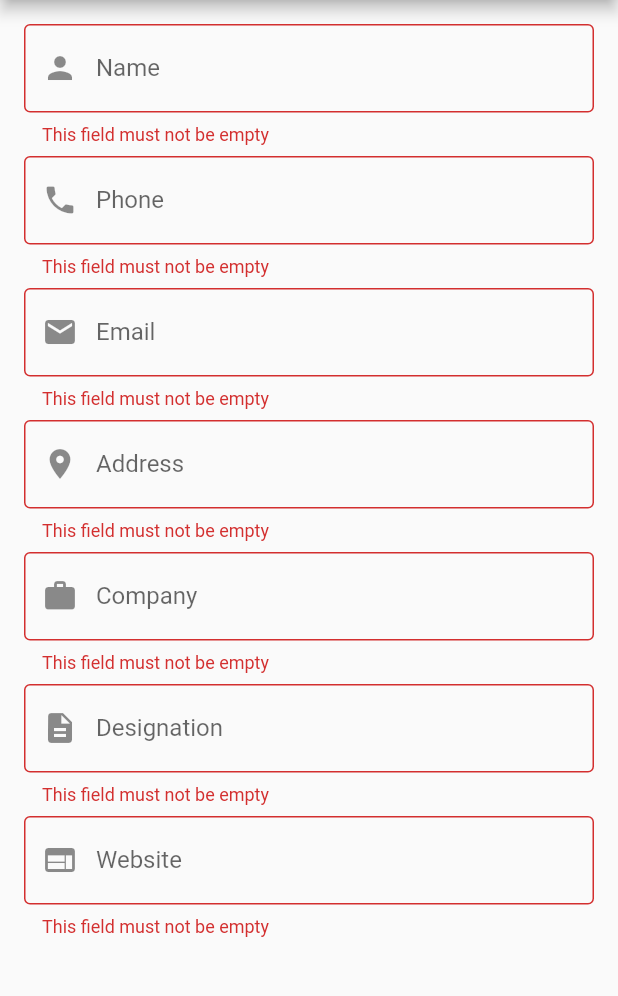
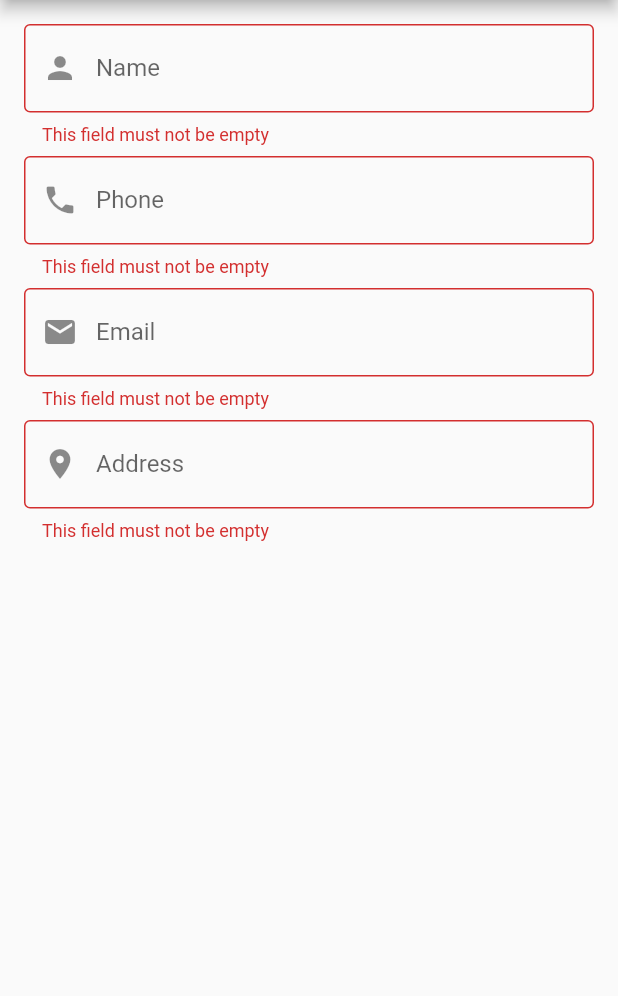
Before and after one commit to Ibrahim-K98han/flutter_contact_app, a Flutter app: the NewContactPage screen opened by its route, after a tap on the "save" icon, on a phone screen of 412 x 824 dp, the part 84-1080 px from its top. Run offline on Flutter 3.47's test engine with Material 2 defaults, Android fonts, the phone set to English and light mode, and no system bars.

Commit message:
new input field remove and add

```diff
--- a/lib/models/contact_model.dart
+++ b/lib/models/contact_model.dart
@@ -1,13 +1,24 @@
+const String tableContact = 'tbl_contact';
+const String tableContactColId = 'id';
+const String tableContactColName = 'name';
+const String tableContactColNumber = 'number';
+const String tableContactColEmail = 'email';
+const String tableContactColAddress = 'address';
+const String tableContactColDob = 'dob';
+const String tableContactColGender = 'gender';
+const String tableContactColImage = 'image';
+const String tableContactColFavorite = 'favorite';
+
 class ContactModel {
   int? id;
   String name;
   String number;
   String? email;
   String? address;
-  String? company;
-  String? designation;
-  String? website;
-  bool isFavorite;
+  String? dob;
+  String? gender;
+  String? image;
+  bool favorite;
 
   ContactModel(
       {this.id,
@@ -15,21 +26,53 @@ class ContactModel {
       required this.number,
       this.email,
       this.address,
-      this.company,
-      this.designation,
-      this.website,
-      this.isFavorite = false});
+      this.dob,
+      this.gender,
+      this.image,
+      this.favorite = false
+      });
+
+  Map<String, dynamic> toMap(){
+    var map = <String, dynamic>{
+      tableContactColName : name,
+      tableContactColNumber : number,
+      tableContactColEmail : email,
+      tableContactColAddress : address,
+      tableContactColDob : dob,
+      tableContactColGender : image,
+      tableContactColFavorite : favorite ? 1 : 0
+    };
+    if(id!=null){
+      map[tableContactColId] = id;
+    }
+
+    return map;
+  }
+
+  factory ContactModel.fromMap(Map<String, dynamic>map) => ContactModel(
+    id: map[tableContactColId],
+    name: map[tableContactColName],
+    number: map[tableContactColNumber],
+    email: map[tableContactColEmail],
+    address: map[tableContactColAddress],
+    dob: map[tableContactColDob],
+    gender: map[tableContactColGender],
+    image: map[tableContactColImage],
+    favorite: map[tableContactColFavorite] == 1 ? true : false,
+  );
 
   @override
   String toString() {
-    return 'ContactModel{id: $id, '
+    return 'ContactModel{'
+        'id: $id, '
         'name: $name, '
         'number: $number, '
         'email: $email, '
         'address: $address, '
-        'company: $company, '
-        'designation: $designation, '
-        'website: $website, '
-        'isFavorite: $isFavorite}';
+        'dob: $dob, '
+        'gender: $gender, '
+        'image: $image, '
+        'isFavorite: $favorite'
+        '}';
   }
 }
--- a/lib/pages/new_contact_page.dart
+++ b/lib/pages/new_contact_page.dart
@@ -13,9 +13,6 @@ class _NewContactPageState extends State<NewContactPage> {
   final numberController = TextEditingController();
   final emailController = TextEditingController();
   final addressController = TextEditingController();
-  final companyController = TextEditingController();
-  final designationController = TextEditingController();
-  final websiteController = TextEditingController();
 
   final from_key = GlobalKey<FormState>();
 
@@ -26,9 +23,6 @@ class _NewContactPageState extends State<NewContactPage> {
     numberController.dispose();
     emailController.dispose();
     addressController.dispose();
-    companyController.dispose();
-    designationController.dispose();
-    websiteController.dispose();
     super.dispose();
   }
 
@@ -112,51 +106,6 @@ class _NewContactPageState extends State<NewContactPage> {
                   }
                 },
               ),
-              SizedBox(height: 7,),
-              TextFormField(
-                controller: companyController,
-                decoration: InputDecoration(
-                  border: OutlineInputBorder(),
-                  labelText: 'Company',
-                  prefixIcon: Icon(Icons.work),
-                ),
-                validator: (value){
-                  if(value == null || value.isEmpty){
-                    return 'This field must not be empty';
-                  }
-                  if(value.length > 20){
-                    return 'Name must be in 20 character';
-                  }
-                },
-              ),
-              SizedBox(height: 7,),
-              TextFormField(
-                controller: designationController,
-                decoration: InputDecoration(
-                  border: OutlineInputBorder(),
-                  labelText: 'Designation',
-                  prefixIcon: Icon(Icons.description),
-                ),
-                validator: (value){
-                  if(value == null || value.isEmpty){
-                    return 'This field must not be empty';
-                  }
-                },
-              ),
-              SizedBox(height: 7,),
-              TextFormField(
-                controller: websiteController,
-                decoration: InputDecoration(
-                  border: OutlineInputBorder(),
-                  labelText: 'Website',
-                  prefixIcon: Icon(Icons.web),
-                ),
-                validator: (value){
-                  if(value == null || value.isEmpty){
-                    return 'This field must not be empty';
-                  }
-                },
-              ),
             ],
           ),
         ),
@@ -171,9 +120,6 @@ class _NewContactPageState extends State<NewContactPage> {
           number: numberController.text,
           email: emailController.text,
           address: addressController.text,
-          company: companyController.text,
-          designation: designationController.text,
-          website: websiteController.text
 
       );
       print(contact.toString());
```
